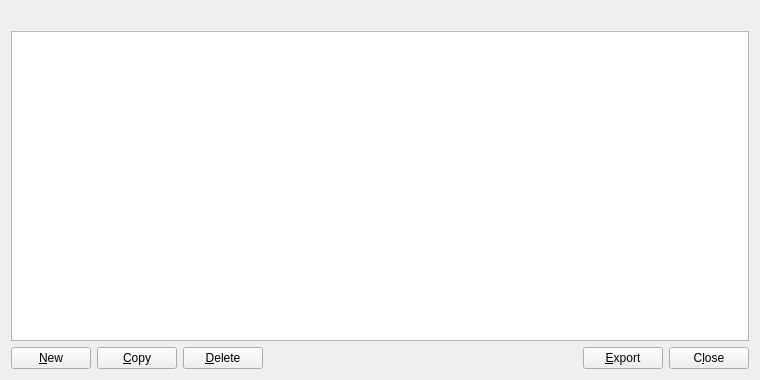
The window that src/qt/forms/addressbookpage.ui (LIMXTEC/Megacoin) describes before a commit, drawn with Qt 5.
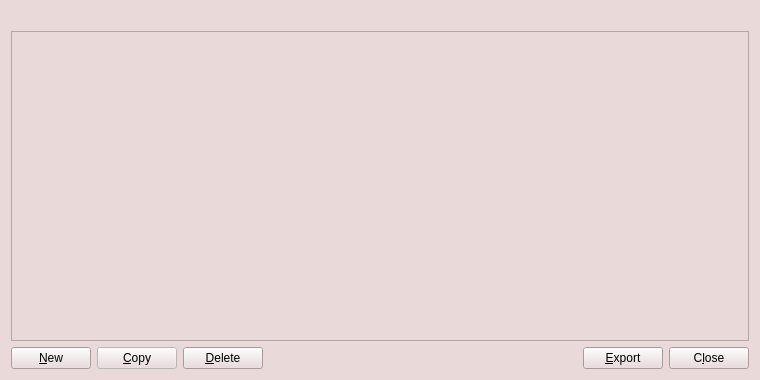
The same window after the commit. Icons and pictures are not drawn.

The edit to the form file:
```diff
--- a/src/qt/forms/addressbookpage.ui
+++ b/src/qt/forms/addressbookpage.ui
@@ -10,6 +10,97 @@
     <height>380</height>
    </rect>
   </property>
+  <property name="palette">
+   <palette>
+    <active>
+     <colorrole role="Button">
+      <brush brushstyle="SolidPattern">
+       <color alpha="255">
+        <red>233</red>
+        <green>217</green>
+        <blue>216</blue>
+       </color>
+      </brush>
+     </colorrole>
+     <colorrole role="Base">
+      <brush brushstyle="SolidPattern">
+       <color alpha="255">
+        <red>233</red>
+        <green>217</green>
+        <blue>216</blue>
+       </color>
+      </brush>
+     </colorrole>
+     <colorrole role="Window">
+      <brush brushstyle="SolidPattern">
+       <color alpha="255">
+        <red>233</red>
+        <green>217</green>
+        <blue>216</blue>
+       </color>
+      </brush>
+     </colorrole>
+    </active>
+    <inactive>
+     <colorrole role="Button">
+      <brush brushstyle="SolidPattern">
+       <color alpha="255">
+        <red>233</red>
+        <green>217</green>
+        <blue>216</blue>
+       </color>
+      </brush>
+     </colorrole>
+     <colorrole role="Base">
+      <brush brushstyle="SolidPattern">
+       <color alpha="255">
+        <red>233</red>
+        <green>217</green>
+        <blue>216</blue>
+       </color>
+      </brush>
+     </colorrole>
+     <colorrole role="Window">
+      <brush brushstyle="SolidPattern">
+       <color alpha="255">
+        <red>233</red>
+        <green>217</green>
+        <blue>216</blue>
+       </color>
+      </brush>
+     </colorrole>
+    </inactive>
+    <disabled>
+     <colorrole role="Button">
+      <brush brushstyle="SolidPattern">
+       <color alpha="255">
+        <red>233</red>
+        <green>217</green>
+        <blue>216</blue>
+       </color>
+      </brush>
+     </colorrole>
+     <colorrole role="Base">
+      <brush brushstyle="SolidPattern">
+       <color alpha="255">
+        <red>233</red>
+        <green>217</green>
+        <blue>216</blue>
+       </color>
+      </brush>
+     </colorrole>
+     <colorrole role="Window">
+      <brush brushstyle="SolidPattern">
+       <color alpha="255">
+        <red>233</red>
+        <green>217</green>
+        <blue>216</blue>
+       </color>
+      </brush>
+     </colorrole>
+    </disabled>
+   </palette>
+  </property>
   <layout class="QVBoxLayout" name="verticalLayout">
    <item>
     <widget class="QLabel" name="labelExplanation">
@@ -70,6 +161,70 @@
      </item>
      <item>
       <widget class="QPushButton" name="copyAddress">
+       <property name="palette">
+        <palette>
+         <active>
+          <colorrole role="Base">
+           <brush brushstyle="SolidPattern">
+            <color alpha="255">
+             <red>233</red>
+             <green>217</green>
+             <blue>216</blue>
+            </color>
+           </brush>
+          </colorrole>
+          <colorrole role="Window">
+           <brush brushstyle="SolidPattern">
+            <color alpha="255">
+             <red>255</red>
+             <green>255</green>
+             <blue>255</blue>
+            </color>
+           </brush>
+          </colorrole>
+         </active>
+         <inactive>
+          <colorrole role="Base">
+           <brush brushstyle="SolidPattern">
+            <color alpha="255">
+             <red>233</red>
+             <green>217</green>
+             <blue>216</blue>
+            </color>
+           </brush>
+          </colorrole>
+          <colorrole role="Window">
+           <brush brushstyle="SolidPattern">
+            <color alpha="255">
+             <red>255</red>
+             <green>255</green>
+             <blue>255</blue>
+            </color>
+           </brush>
+          </colorrole>
+         </inactive>
+         <disabled>
+          <colorrole role="Base">
+           <brush brushstyle="SolidPattern">
+            <color alpha="255">
+             <red>255</red>
+             <green>255</green>
+             <blue>255</blue>
+            </color>
+           </brush>
+          </colorrole>
+          <colorrole role="Window">
+           <brush brushstyle="SolidPattern">
+            <color alpha="255">
+             <red>255</red>
+             <green>255</green>
+             <blue>255</blue>
+            </color>
+           </brush>
+          </colorrole>
+         </disabled>
+        </palette>
+       </property>
        <property name="toolTip">
         <string>Copy the currently selected address to the system clipboard</string>
        </property>
```
